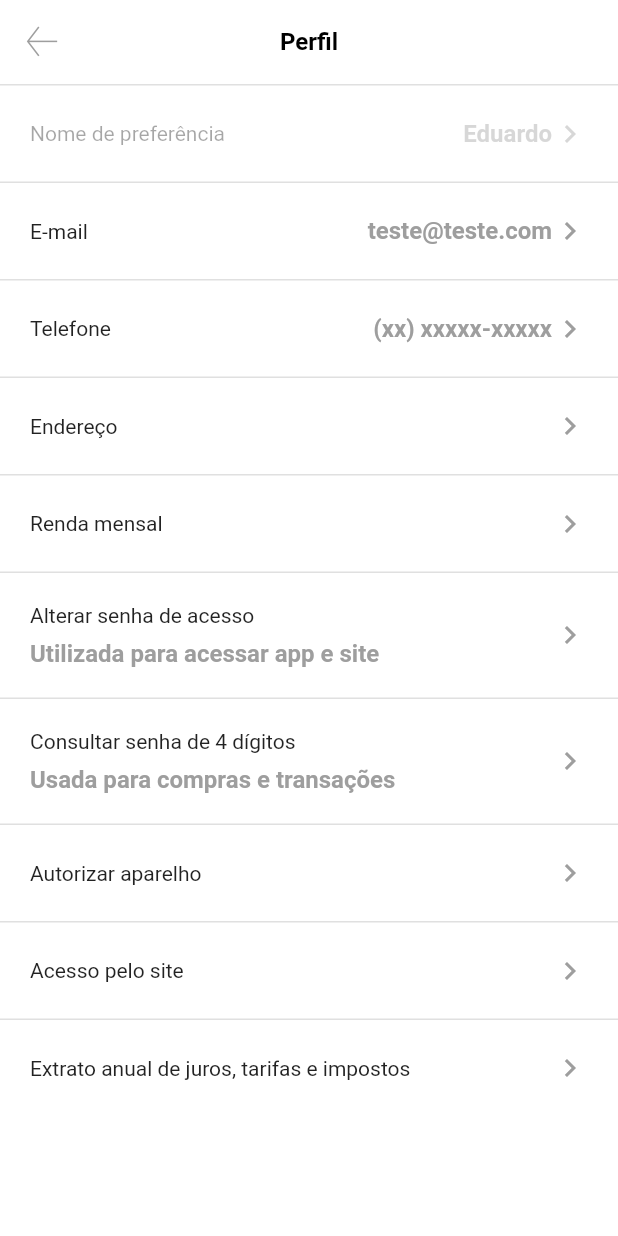
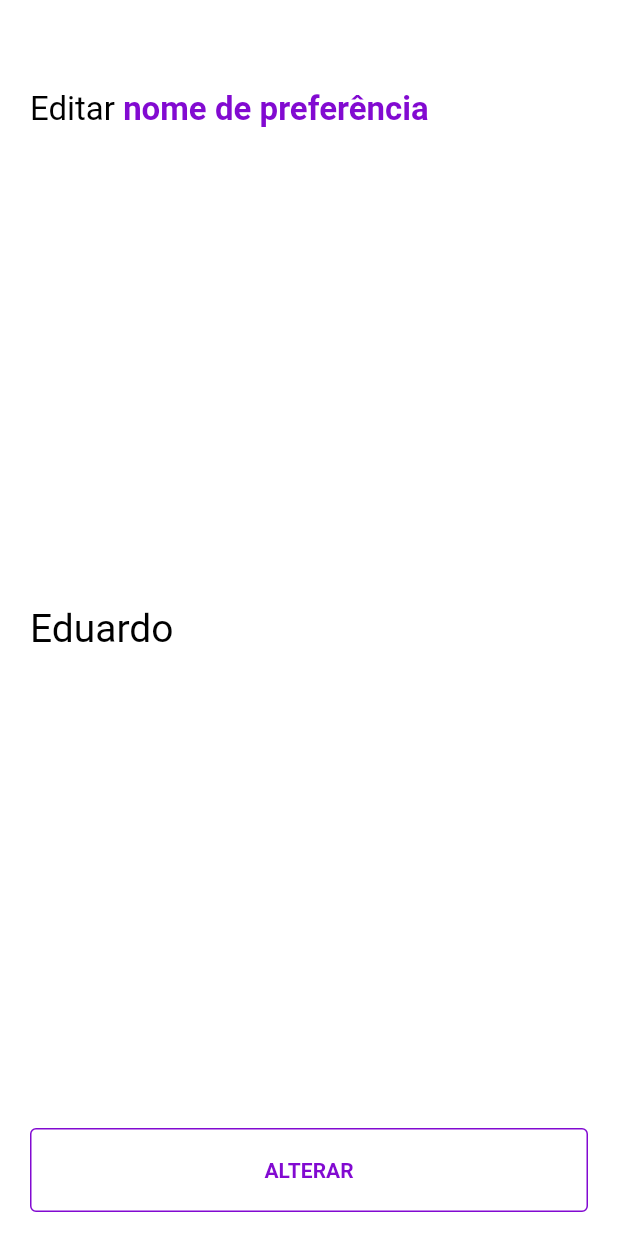
Before and after one commit to Eduardo-Tanaka/Nubank-flutter, a Flutter app: the MeusDadosPage screen opened by its route, after a tap on "Nome de preferência", on a phone screen of 412 x 824 dp. Run offline on Flutter 3.47's test engine with Material 2 defaults, Android fonts, the phone set to English and light mode, and no system bars; our stand-ins replace bloc, contacts_service, dotted_line, flutter_bloc, flutter_masked_text2, font_awesome_flutter and 4 more; missing offline and left inert: animated_card, device_apps, qr_code_scanner.

Commit message:
meus dados edit nome, telefone e email

```diff
--- a/lib/app_widget.dart
+++ b/lib/app_widget.dart
@@ -24,6 +24,7 @@ import 'package:nubank/modules/emprestimo/emprestimo_simular_valor_page.dart';
 import 'package:nubank/modules/home/home_page.dart';
 import 'package:nubank/modules/indicar_amigos/indicar_amigos_page.dart';
 import 'package:nubank/modules/limite/limite_page.dart';
+import 'package:nubank/modules/meus_dados/meus_dados_editar_page.dart';
 import 'package:nubank/modules/meus_dados/meus_dados_page.dart';
 import 'package:nubank/modules/pagar/pagar_page.dart';
 import 'package:nubank/modules/perfil/perfil_page.dart';
@@ -107,6 +108,7 @@ class AppWidget extends StatelessWidget {
       "/investimentos_info": InvestimentosInfoPage(),
       "/limite": LimitePage(),
       "/meus_dados": MeusDadosPage(),
+      "/meus_dados_editar": MeusDadosEditarPage(),
       "/pagar": PagarPage(),
       "/pagar_boleto": PagarBoletoPage(),
       "/pagar_modo_pagamento": PagarModoPagamentoPage(),
--- /dev/null
+++ b/lib/modules/meus_dados/meus_dados.dart
@@ -0,0 +1,55 @@
+import 'dart:convert';
+
+class MeusDados {
+  final String type;
+  final String editValue;
+
+  MeusDados({
+    required this.type,
+    required this.editValue,
+  });
+
+  MeusDados copyWith({
+    String? type,
+    String? editValue,
+  }) {
+    return MeusDados(
+      type: type ?? this.type,
+      editValue: editValue ?? this.editValue,
+    );
+  }
+
+  Map<String, dynamic> toMap() {
+    return {
+      'type': type,
+      'editValue': editValue,
+    };
+  }
+
+  factory MeusDados.fromMap(Map<String, dynamic> map) {
+    return MeusDados(
+      type: map['type'],
+      editValue: map['editValue'],
+    );
+  }
+
+  String toJson() => json.encode(toMap());
+
+  factory MeusDados.fromJson(String source) =>
+      MeusDados.fromMap(json.decode(source));
+
+  @override
+  String toString() => 'MeusDados(type: $type, editValue: $editValue)';
+
+  @override
+  bool operator ==(Object other) {
+    if (identical(this, other)) return true;
+
+    return other is MeusDados &&
+        other.type == type &&
+        other.editValue == editValue;
+  }
+
+  @override
+  int get hashCode => type.hashCode ^ editValue.hashCode;
+}
--- /dev/null
+++ b/lib/modules/meus_dados/meus_dados_editar_page.dart
@@ -0,0 +1,92 @@
+import 'package:flutter/material.dart';
+import 'package:nubank/modules/meus_dados/meus_dados.dart';
+import 'package:nubank/shared/themes/app_text_styles.dart';
+import 'package:nubank/shared/widgets/button_nu/button_nu_rectangle_widget.dart';
+
+class MeusDadosEditarPage extends StatelessWidget {
+  const MeusDadosEditarPage({Key? key}) : super(key: key);
+
+  @override
+  Widget build(BuildContext context) {
+    final meusDados = ModalRoute.of(context)!.settings.arguments as MeusDados;
+
+    return Scaffold(
+      body: Padding(
+        padding: const EdgeInsets.only(
+          top: 60,
+          left: 20,
+          right: 20,
+          bottom: 16,
+        ),
+        child: Column(
+          mainAxisAlignment: MainAxisAlignment.spaceBetween,
+          crossAxisAlignment: CrossAxisAlignment.start,
+          children: [
+            getText(meusDados.type),
+            Text(
+              meusDados.editValue,
+              style: TextStyles.titleBlack,
+            ),
+            ButtonNuRectangleWidget(
+              text: "ALTERAR",
+              onPressed: () {
+                Navigator.pop(context);
+              },
+            ),
+          ],
+        ),
+      ),
+    );
+  }
+
+  Widget getText(String type) {
+    if (type == "email") {
+      return Text.rich(
+        TextSpan(
+          text: "Editar ",
+          style: TextStyles.textTitle,
+          children: [
+            TextSpan(
+              text: "e-mail",
+              style: TextStyles.textTitleBold,
+            ),
+            TextSpan(
+              text: " cadastrado",
+              style: TextStyles.textTitle,
+            ),
+          ],
+        ),
+      );
+    } else if (type == "nome") {
+      return Text.rich(
+        TextSpan(
+          text: "Editar ",
+          style: TextStyles.textTitle,
+          children: [
+            TextSpan(
+              text: "nome de preferência",
+              style: TextStyles.textNuTitleBold,
+            ),
+          ],
+        ),
+      );
+    } else {
+      return Text.rich(
+        TextSpan(
+          text: "Editar ",
+          style: TextStyles.textTitle,
+          children: [
+            TextSpan(
+              text: "telefone",
+              style: TextStyles.textTitleBold,
+            ),
+            TextSpan(
+              text: " cadastrado",
+              style: TextStyles.textTitle,
+            ),
+          ],
+        ),
+      );
+    }
+  }
+}
--- a/lib/modules/meus_dados/meus_dados_page.dart
+++ b/lib/modules/meus_dados/meus_dados_page.dart
@@ -1,5 +1,6 @@
 import 'package:flutter/material.dart';
 import 'package:nubank/custom_font_app_icons.dart';
+import 'package:nubank/modules/meus_dados/meus_dados.dart';
 import 'package:nubank/modules/meus_dados/meus_dados_tile_widget.dart';
 import 'package:nubank/shared/widgets/app_bar/app_bar_widget.dart';
 
@@ -42,6 +43,19 @@ final subtitles = [
   "",
 ];
 
+final type = [
+  "nome",
+  "email",
+  "telefone",
+  "",
+  "",
+  "",
+  "",
+  "",
+  "",
+  "",
+];
+
 class MeusDadosPage extends StatelessWidget {
   const MeusDadosPage({Key? key}) : super(key: key);
 
@@ -68,6 +82,16 @@ class MeusDadosPage extends StatelessWidget {
                   title: titles[position],
                   subtitle: subtitles[position],
                   trailing: trailings[position],
+                  onTap: () {
+                    Navigator.pushNamed(
+                      context,
+                      "/meus_dados_editar",
+                      arguments: MeusDados(
+                        type: type[position],
+                        editValue: trailings[position],
+                      ),
+                    );
+                  },
                 );
               },
               separatorBuilder: (context, position) {
--- a/lib/modules/meus_dados/meus_dados_tile_widget.dart
+++ b/lib/modules/meus_dados/meus_dados_tile_widget.dart
@@ -7,12 +7,14 @@ class MeusDadostileWidget extends StatelessWidget {
   final String title;
   final String subtitle;
   final String trailing;
+  final VoidCallback onTap;
 
   const MeusDadostileWidget({
     Key? key,
     required this.title,
     required this.subtitle,
     required this.trailing,
+    required this.onTap,
   }) : super(key: key);
 
   @override
@@ -22,7 +24,11 @@ class MeusDadostileWidget extends StatelessWidget {
       child: BlocBuilder<MeusDadosCubit, double>(
         builder: (ctx, state) {
           return GestureDetector(
-            onTap: () {},
+            onTap: () {
+              onTap();
+              ctx.read<MeusDadosCubit>().fadeIn();
+              return;
+            },
             onTapDown: (TapDownDetails details) {
               ctx.read<MeusDadosCubit>().fadeOut();
             },
```
